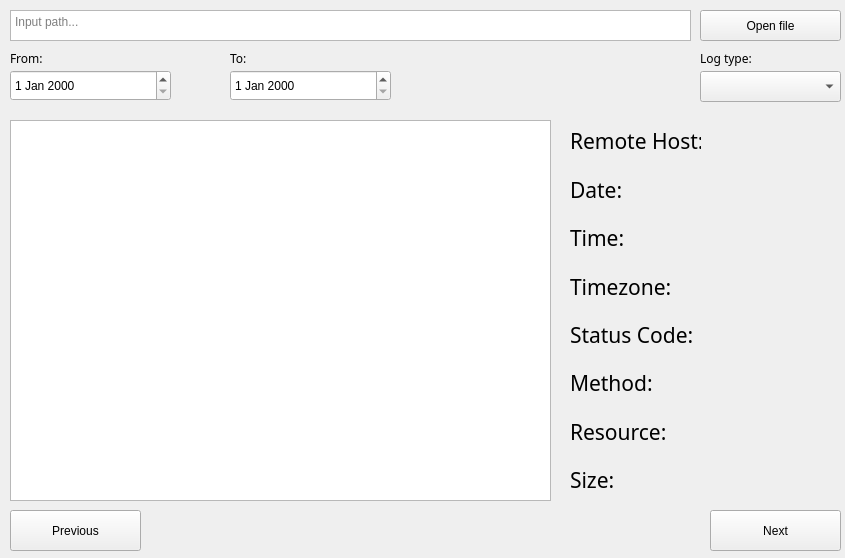
This is LogBrowser.ui in coolka1234/Kivy-SSH-Logger as Qt 5 draws it before an edit. The edited form follows.
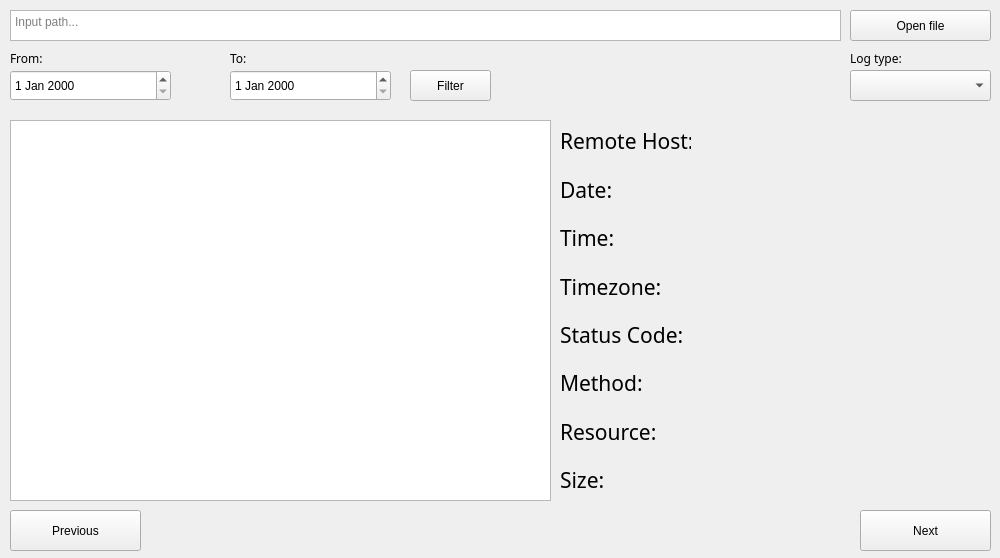
This is the edited form.

Commit message: added filtering by date

Patch:
```diff
--- a/LogBrowser.ui
+++ b/LogBrowser.ui
@@ -6,25 +6,25 @@
    <rect>
     <x>0</x>
     <y>0</y>
-    <width>845</width>
+    <width>1000</width>
     <height>558</height>
    </rect>
   </property>
   <property name="sizePolicy">
-   <sizepolicy hsizetype="Fixed" vsizetype="Fixed">
+   <sizepolicy hsizetype="Preferred" vsizetype="Preferred">
     <horstretch>0</horstretch>
     <verstretch>0</verstretch>
    </sizepolicy>
   </property>
   <property name="minimumSize">
    <size>
-    <width>845</width>
+    <width>1000</width>
     <height>558</height>
    </size>
   </property>
   <property name="maximumSize">
    <size>
-    <width>845</width>
+    <width>1100</width>
     <height>558</height>
    </size>
   </property>
@@ -37,7 +37,7 @@
      <rect>
       <x>10</x>
       <y>10</y>
-      <width>681</width>
+      <width>831</width>
       <height>31</height>
      </rect>
     </property>
@@ -51,7 +51,7 @@
    <widget class="QPushButton" name="PathButton">
     <property name="geometry">
      <rect>
-      <x>700</x>
+      <x>850</x>
       <y>10</y>
       <width>141</width>
       <height>31</height>
@@ -119,7 +119,7 @@
    <widget class="QWidget" name="verticalLayoutWidget">
     <property name="geometry">
      <rect>
-      <x>570</x>
+      <x>560</x>
       <y>120</y>
       <width>131</width>
       <height>381</height>
@@ -248,7 +248,7 @@
    <widget class="QPushButton" name="pushButtonNext">
     <property name="geometry">
      <rect>
-      <x>710</x>
+      <x>860</x>
       <y>510</y>
       <width>131</width>
       <height>41</height>
@@ -281,9 +281,9 @@
    <widget class="QWidget" name="verticalLayoutWidget_2">
     <property name="geometry">
      <rect>
-      <x>710</x>
+      <x>700</x>
       <y>120</y>
-      <width>131</width>
+      <width>291</width>
       <height>381</height>
      </rect>
     </property>
@@ -397,8 +397,8 @@
    <widget class="QComboBox" name="comboBoxSSHOrHTTP">
     <property name="geometry">
      <rect>
-      <x>700</x>
-      <y>71</y>
+      <x>850</x>
+      <y>70</y>
       <width>141</width>
       <height>31</height>
      </rect>
@@ -407,7 +407,7 @@
    <widget class="QLabel" name="labelDateEnd_2">
     <property name="geometry">
      <rect>
-      <x>700</x>
+      <x>850</x>
       <y>50</y>
       <width>111</width>
       <height>16</height>
@@ -422,6 +422,19 @@
      <string>Log type:</string>
     </property>
    </widget>
+   <widget class="QPushButton" name="pushButtonFilterDates">
+    <property name="geometry">
+     <rect>
+      <x>410</x>
+      <y>70</y>
+      <width>81</width>
+      <height>31</height>
+     </rect>
+    </property>
+    <property name="text">
+     <string>Filter</string>
+    </property>
+   </widget>
   </widget>
  </widget>
  <resources/>
```
The commit also changes 3 other files.
